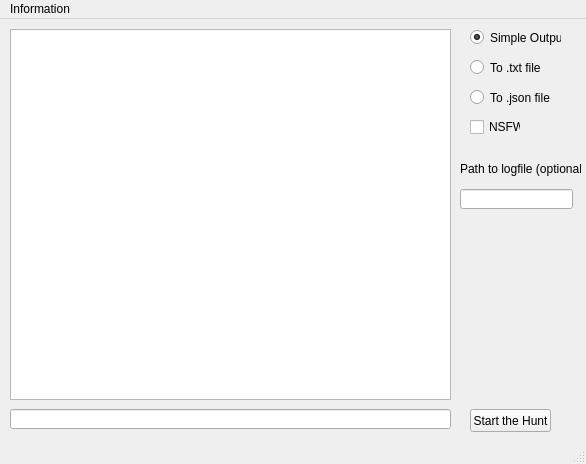
First picture: the form in akumapy.ui, repository PanickingLynx/LookupPy, before the edit.
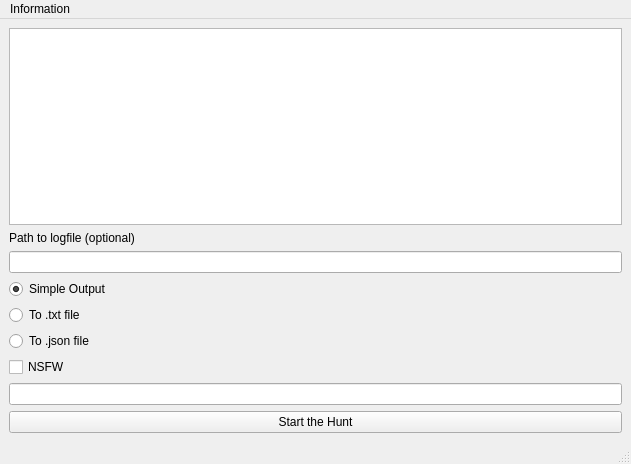
Second picture: the form after the edit.

Commit message: Changed layout of GUI for dynamic rezising of elements

```diff
--- a/akumapy.ui
+++ b/akumapy.ui
@@ -6,7 +6,7 @@
    <rect>
     <x>0</x>
     <y>0</y>
-    <width>586</width>
+    <width>631</width>
     <height>464</height>
    </rect>
   </property>
@@ -17,15 +17,35 @@
    <double>1.000000000000000</double>
   </property>
   <widget class="QWidget" name="centralwidget">
+   <property name="layoutDirection">
+    <enum>Qt::LeftToRight</enum>
+   </property>
+   <layout class="QVBoxLayout" name="verticalLayout_3">
+    <item>
+     <widget class="QTextEdit" name="textEdit"/>
+    </item>
+    <item>
+     <widget class="QLabel" name="labelForPath">
+      <property name="text">
+       <string>Path to logfile (optional)</string>
+      </property>
+     </widget>
+    </item>
+    <item>
+     <widget class="QLineEdit" name="filePath">
+      <property name="inputMask">
+       <string/>
+      </property>
+      <property name="text">
+       <string/>
+      </property>
+      <property name="alignment">
+       <set>Qt::AlignCenter</set>
+      </property>
+     </widget>
+    </item>
+    <item>
    <widget class="QRadioButton" name="plainListRadio">
-    <property name="geometry">
-     <rect>
-      <x>470</x>
-      <y>10</y>
-      <width>91</width>
-      <height>17</height>
-     </rect>
-    </property>
     <property name="text">
      <string>Simple Output</string>
     </property>
@@ -33,51 +53,30 @@
      <bool>true</bool>
     </property>
    </widget>
+    </item>
+    <item>
    <widget class="QRadioButton" name="textFileRadio">
-    <property name="geometry">
-     <rect>
-      <x>470</x>
-      <y>40</y>
-      <width>82</width>
-      <height>17</height>
-     </rect>
-    </property>
     <property name="text">
      <string>To .txt file</string>
     </property>
    </widget>
+    </item>
+    <item>
    <widget class="QRadioButton" name="jsonFileRadio">
-    <property name="geometry">
-     <rect>
-      <x>470</x>
-      <y>70</y>
-      <width>82</width>
-      <height>17</height>
-     </rect>
-    </property>
     <property name="text">
      <string>To .json file</string>
     </property>
    </widget>
-   <widget class="QTextEdit" name="textEdit">
-    <property name="geometry">
-     <rect>
-      <x>10</x>
-      <y>10</y>
-      <width>441</width>
-      <height>371</height>
-     </rect>
-    </property>
-   </widget>
+    </item>
+    <item>
+     <widget class="QCheckBox" name="checkNSFWService">
+      <property name="text">
+       <string>NSFW</string>
+      </property>
+     </widget>
+    </item>
+    <item>
    <widget class="QLineEdit" name="usernameIn">
-    <property name="geometry">
-     <rect>
-      <x>10</x>
-      <y>390</y>
-      <width>441</width>
-      <height>20</height>
-     </rect>
-    </property>
     <property name="inputMask">
      <string/>
     </property>
@@ -85,72 +84,23 @@
      <string/>
     </property>
    </widget>
+    </item>
+    <item>
    <widget class="QPushButton" name="go">
-    <property name="geometry">
-     <rect>
-      <x>470</x>
-      <y>390</y>
-      <width>81</width>
-      <height>23</height>
-     </rect>
-    </property>
     <property name="text">
      <string>Start the Hunt</string>
     </property>
    </widget>
-   <widget class="QLineEdit" name="filePath">
-    <property name="geometry">
-     <rect>
-      <x>460</x>
-      <y>170</y>
-      <width>113</width>
-      <height>20</height>
-     </rect>
-    </property>
-    <property name="inputMask">
-     <string/>
-    </property>
-    <property name="text">
-     <string/>
-    </property>
-    <property name="alignment">
-     <set>Qt::AlignCenter</set>
-    </property>
-   </widget>
-   <widget class="QCheckBox" name="checkNSFWService">
-    <property name="geometry">
-     <rect>
-      <x>470</x>
-      <y>100</y>
-      <width>51</width>
-      <height>16</height>
-     </rect>
-    </property>
-    <property name="text">
-     <string>NSFW</string>
-    </property>
-   </widget>
-   <widget class="QLabel" name="labelForPath">
-    <property name="geometry">
-     <rect>
-      <x>460</x>
-      <y>140</y>
-      <width>121</width>
-      <height>20</height>
-     </rect>
-    </property>
-    <property name="text">
-     <string>Path to logfile (optional)</string>
-    </property>
-   </widget>
+    </item>
+   </layout>
   </widget>
   <widget class="QMenuBar" name="menubar">
    <property name="geometry">
     <rect>
      <x>0</x>
      <y>0</y>
-     <width>586</width>
-     <height>21</height>
+     <width>631</width>
+     <height>22</height>
     </rect>
    </property>
    <widget class="QMenu" name="menuInformation">
```
Lines whose indentation alone changed are shown as unchanged. The commit also changes 1 other file.
